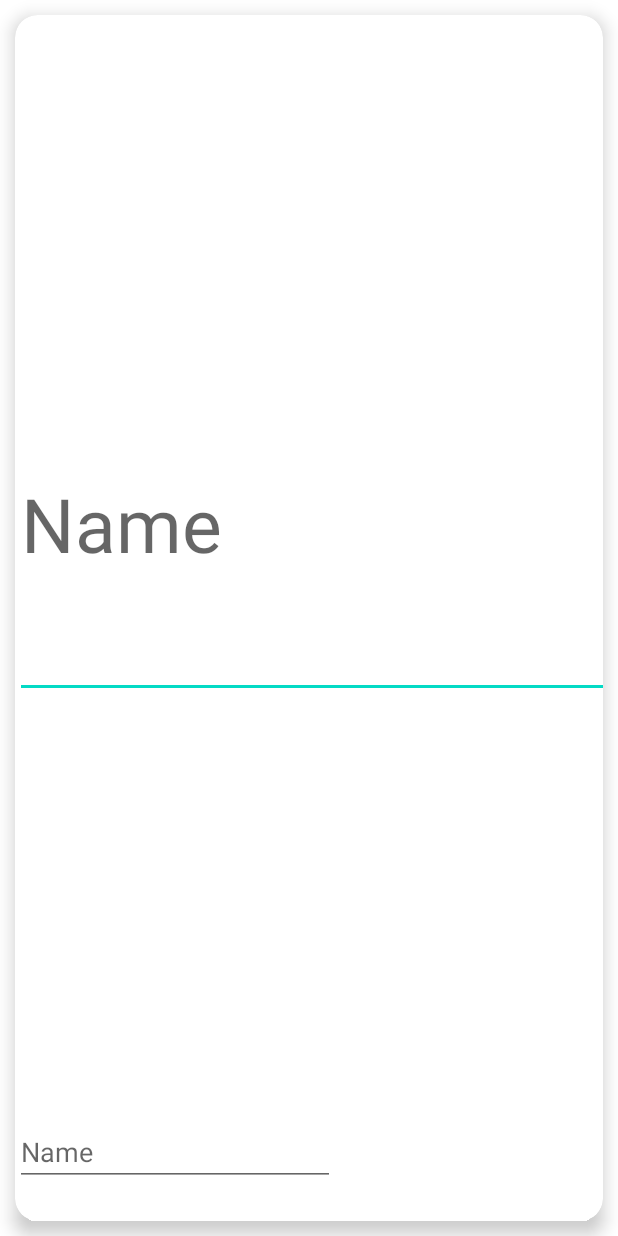
After one commit to GulayAdgzl/DateWise, an Android app: the layout card_ekle.xml on its own in the app's theme, with its tools: preview values and no code run, on a phone screen of 412 x 824 dp. The commit adds this screen. Run offline under Robolectric (Android 15) with nearby library versions, the phone set to English and light mode, and no system bars.

Commit message:
CardEkleAdapter create and cardekle design

```diff
--- /dev/null
+++ b/app/src/main/java/com/example/datewise/data/local/adapter/CardEkleAdapter.kt
@@ -0,0 +1,4 @@
+package com.example.datewise.data.local.adapter
+
+class CardEkleAdapter {
+}
--- /dev/null
+++ b/app/src/main/res/layout/card_ekle.xml
@@ -0,0 +1,47 @@
+<?xml version="1.0" encoding="utf-8"?>
+<LinearLayout xmlns:android="http://schemas.android.com/apk/res/android"
+    xmlns:app="http://schemas.android.com/apk/res-auto"
+    android:orientation="vertical"
+    android:layout_width="match_parent"
+    android:layout_height="match_parent">
+    <androidx.cardview.widget.CardView
+        android:layout_width="match_parent"
+        android:layout_height="match_parent"
+        app:cardCornerRadius="15dp"
+        android:layout_margin="10dp"
+        android:clickable="true"
+        app:cardElevation="7dp">
+        <LinearLayout android:layout_width="match_parent"
+        android:layout_height="match_parent"
+            android:orientation="vertical">
+
+            <EditText
+                android:id="@+id/editTextName"
+                android:layout_width="784dp"
+                android:layout_height="231dp"
+                android:layout_marginTop="224dp"
+                android:layout_marginEnd="76dp"
+                android:ems="10"
+                android:textSize="50sp"
+                android:hint="Name"
+                android:inputType="textPersonName"
+                app:layout_constraintEnd_toEndOf="parent"
+                app:layout_constraintTop_toTopOf="parent" />
+
+            <EditText
+                android:id="@+id/editTextDayName"
+                android:layout_width="wrap_content"
+                android:layout_height="wrap_content"
+                android:layout_marginTop="280dp"
+                android:layout_marginEnd="84dp"
+                android:ems="10"
+                android:inputType="textPersonName"
+                android:hint="Name"
+                app:layout_constraintEnd_toEndOf="parent"
+                app:layout_constraintTop_toTopOf="parent" />
+
+        </LinearLayout>
+
+    </androidx.cardview.widget.CardView>
+
+</LinearLayout>
--- a/app/src/main/res/layout/fragment_day_ekle.xml
+++ b/app/src/main/res/layout/fragment_day_ekle.xml
@@ -5,6 +5,7 @@
 
     <androidx.constraintlayout.widget.ConstraintLayout
         android:layout_width="match_parent"
+        android:background="@drawable/top_background_gradiunt"
         android:layout_height="match_parent"
         tools:context=".ui.dayEkle.DayEkleFragment">
 
```
